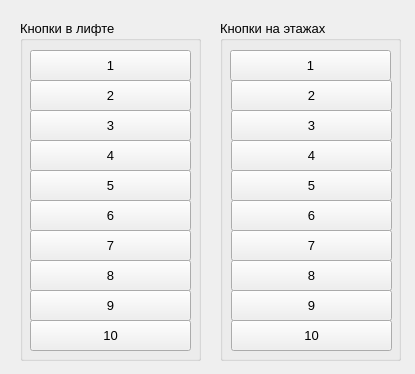
Above: lab_04/meta/mainwindow.ui from hackfeed/oop-4th-sem-labs before the change. Below: the same form after it.
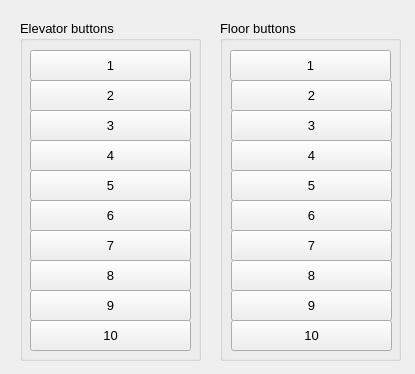
That is the form after the change.

Patch:
```diff
--- a/lab_04/meta/mainwindow.ui
+++ b/lab_04/meta/mainwindow.ui
@@ -29,7 +29,7 @@
      </font>
     </property>
     <property name="title">
-     <string>Кнопки в лифте</string>
+     <string>Elevator buttons</string>
     </property>
     <widget class="QPushButton" name="button_cabin_2">
      <property name="geometry">
@@ -177,7 +177,7 @@
      </font>
     </property>
     <property name="title">
-     <string>Кнопки на этажах</string>
+     <string>Floor buttons</string>
     </property>
     <widget class="QPushButton" name="button_floor_1">
      <property name="geometry">
```
Left out of the diff: 2 changed lines with no effect on the pictures.
